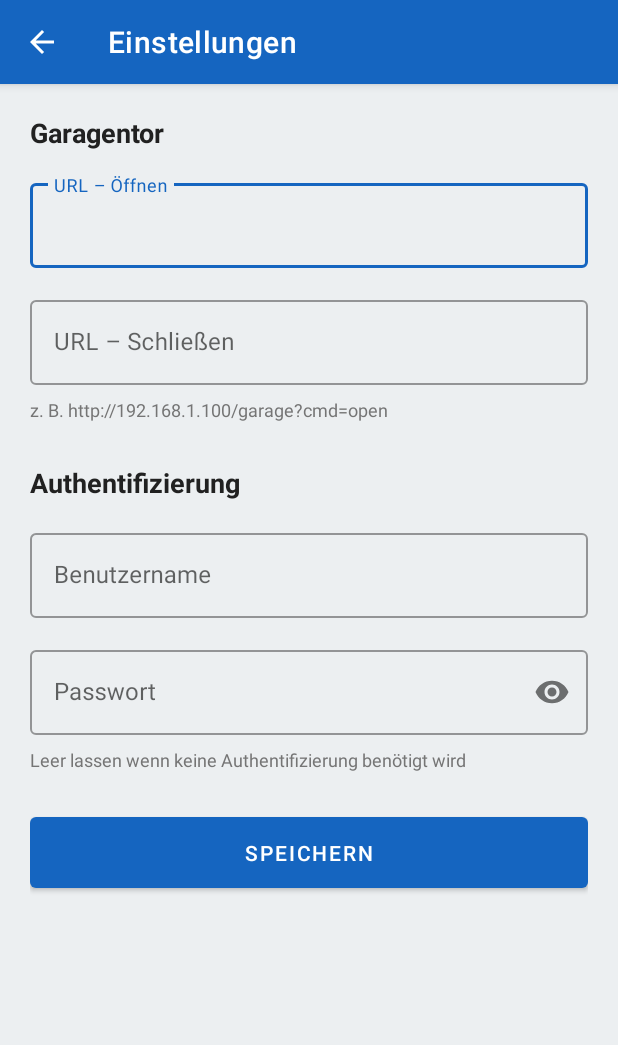
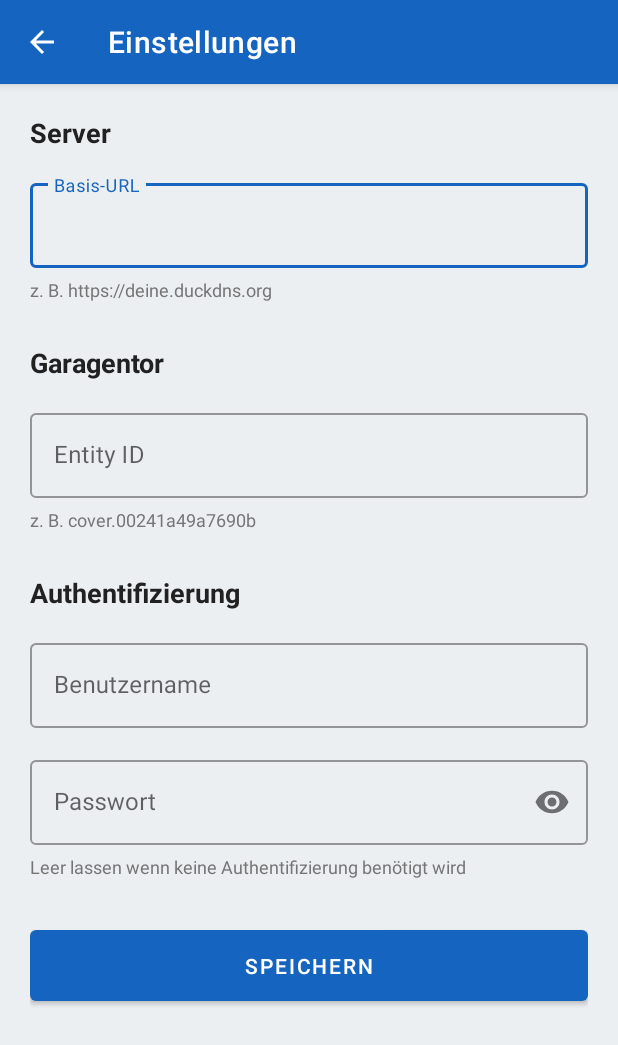
Before and after one commit to HeZumbu23/PeacePiece, an Android app: the screen it shows after launch (SettingsActivity), after a tap on "Einstellungen", on a phone screen of 412 x 824 dp. Shown: the top 1045 px of the screen. Run offline under Robolectric (Android 15) with nearby library versions, the phone set to English and light mode, and no system bars.

Commit message:
feat: Home Assistant cover API via POST with configurable base URL
Settings now have:
- Basis-URL (e.g. https://deine.duckdns.org)
- Entity ID (e.g. cover.00241a49a7690b)
- Username / Password (Basic Auth)

Requests:
  POST {base_url}/api/services/cover/open_cover
  POST {base_url}/api/services/cover/close_cover
  Body: {"entity_id":"<entity_id>"}
  Headers: Content-Type: application/json, Authorization: Basic ...

https://claude.ai/code/session_01HBbCGXmUhQPggf1X13Xn4w

```diff
--- a/app/src/main/java/io/github/hezumbu23/peacepiece/SettingsActivity.kt
+++ b/app/src/main/java/io/github/hezumbu23/peacepiece/SettingsActivity.kt
@@ -14,23 +14,23 @@ class SettingsActivity : AppCompatActivity() {
         setSupportActionBar(findViewById(R.id.toolbar))
         supportActionBar?.setDisplayHomeAsUpEnabled(true)
 
-        val prefs = getSharedPreferences("peacepiece_prefs", MODE_PRIVATE)
-        val openUrlEdit  = findViewById<TextInputEditText>(R.id.openUrlEdit)
-        val closeUrlEdit = findViewById<TextInputEditText>(R.id.closeUrlEdit)
+        val prefs        = getSharedPreferences("peacepiece_prefs", MODE_PRIVATE)
+        val baseUrlEdit  = findViewById<TextInputEditText>(R.id.baseUrlEdit)
+        val entityIdEdit = findViewById<TextInputEditText>(R.id.entityIdEdit)
         val usernameEdit = findViewById<TextInputEditText>(R.id.usernameEdit)
         val passwordEdit = findViewById<TextInputEditText>(R.id.passwordEdit)
 
-        openUrlEdit.setText(prefs.getString("open_url",  ""))
-        closeUrlEdit.setText(prefs.getString("close_url", ""))
+        baseUrlEdit.setText(prefs.getString("base_url",   ""))
+        entityIdEdit.setText(prefs.getString("entity_id", ""))
         usernameEdit.setText(prefs.getString("username",  ""))
         passwordEdit.setText(prefs.getString("password",  ""))
 
         findViewById<Button>(R.id.saveButton).setOnClickListener {
             prefs.edit()
-                .putString("open_url",  openUrlEdit.text.toString().trim())
-                .putString("close_url", closeUrlEdit.text.toString().trim())
-                .putString("username",  usernameEdit.text.toString())
-                .putString("password",  passwordEdit.text.toString())
+                .putString("base_url",   baseUrlEdit.text.toString().trim())
+                .putString("entity_id",  entityIdEdit.text.toString().trim())
+                .putString("username",   usernameEdit.text.toString())
+                .putString("password",   passwordEdit.text.toString())
                 .apply()
             Toast.makeText(this, R.string.settings_saved, Toast.LENGTH_SHORT).show()
             finish()
--- a/app/src/main/res/layout/activity_settings.xml
+++ b/app/src/main/res/layout/activity_settings.xml
@@ -26,10 +26,11 @@
             android:orientation="vertical"
             android:padding="20dp">
 
+            <!-- Server -->
             <TextView
                 android:layout_width="wrap_content"
                 android:layout_height="wrap_content"
-                android:text="@string/garage_label"
+                android:text="@string/server_section"
                 android:textSize="18sp"
                 android:textStyle="bold"
                 android:textColor="@color/text_primary"
@@ -38,27 +39,11 @@
             <com.google.android.material.textfield.TextInputLayout
                 android:layout_width="match_parent"
                 android:layout_height="wrap_content"
-                android:hint="@string/open_url_label"
+                android:hint="@string/base_url_label"
                 style="@style/Widget.MaterialComponents.TextInputLayout.OutlinedBox">
 
                 <com.google.android.material.textfield.TextInputEditText
-                    android:id="@+id/openUrlEdit"
-                    android:layout_width="match_parent"
-                    android:layout_height="wrap_content"
-                    android:inputType="textUri"
-                    android:singleLine="true" />
-
-            </com.google.android.material.textfield.TextInputLayout>
-
-            <com.google.android.material.textfield.TextInputLayout
-                android:layout_width="match_parent"
-                android:layout_height="wrap_content"
-                android:hint="@string/close_url_label"
-                style="@style/Widget.MaterialComponents.TextInputLayout.OutlinedBox"
-                android:layout_marginTop="16dp">
-
-                <com.google.android.material.textfield.TextInputEditText
-                    android:id="@+id/closeUrlEdit"
+                    android:id="@+id/baseUrlEdit"
                     android:layout_width="match_parent"
                     android:layout_height="wrap_content"
                     android:inputType="textUri"
@@ -69,11 +54,46 @@
             <TextView
                 android:layout_width="match_parent"
                 android:layout_height="wrap_content"
-                android:text="@string/url_hint"
+                android:text="@string/base_url_hint"
                 android:textSize="12sp"
                 android:textColor="@color/text_secondary"
-                android:layout_marginTop="8dp" />
+                android:layout_marginTop="6dp" />
 
+            <!-- Garagentor -->
+            <TextView
+                android:layout_width="wrap_content"
+                android:layout_height="wrap_content"
+                android:text="@string/garage_label"
+                android:textSize="18sp"
+                android:textStyle="bold"
+                android:textColor="@color/text_primary"
+                android:layout_marginTop="28dp"
+                android:layout_marginBottom="16dp" />
+
+            <com.google.android.material.textfield.TextInputLayout
+                android:layout_width="match_parent"
+                android:layout_height="wrap_content"
+                android:hint="@string/entity_id_label"
+                style="@style/Widget.MaterialComponents.TextInputLayout.OutlinedBox">
+
+                <com.google.android.material.textfield.TextInputEditText
+                    android:id="@+id/entityIdEdit"
+                    android:layout_width="match_parent"
+                    android:layout_height="wrap_content"
+                    android:inputType="textNoSuggestions"
+                    android:singleLine="true" />
+
+            </com.google.android.material.textfield.TextInputLayout>
+
+            <TextView
+                android:layout_width="match_parent"
+                android:layout_height="wrap_content"
+                android:text="@string/entity_id_hint"
+                android:textSize="12sp"
+                android:textColor="@color/text_secondary"
+                android:layout_marginTop="6dp" />
+
+            <!-- Authentifizierung -->
             <TextView
                 android:layout_width="wrap_content"
                 android:layout_height="wrap_content"
@@ -122,14 +142,14 @@
                 android:text="@string/auth_hint"
                 android:textSize="12sp"
                 android:textColor="@color/text_secondary"
-                android:layout_marginTop="8dp" />
+                android:layout_marginTop="6dp" />
 
             <com.google.android.material.button.MaterialButton
                 android:id="@+id/saveButton"
                 android:layout_width="match_parent"
                 android:layout_height="wrap_content"
                 android:text="@string/save_button"
-                android:layout_marginTop="24dp"
+                android:layout_marginTop="28dp"
                 android:padding="14dp" />
 
         </LinearLayout>
--- a/app/src/main/res/values/strings.xml
+++ b/app/src/main/res/values/strings.xml
@@ -10,25 +10,29 @@
     <string name="close_button">SCHLIESSEN</string>
     <string name="save_button">SPEICHERN</string>
 
-    <!-- Settings -->
-    <string name="open_url_label">URL – Öffnen</string>
-    <string name="close_url_label">URL – Schließen</string>
-    <string name="url_hint">z. B. http://192.168.1.100/garage?cmd=open</string>
+    <!-- Settings: Server -->
+    <string name="server_section">Server</string>
+    <string name="base_url_label">Basis-URL</string>
+    <string name="base_url_hint">z. B. https://deine.duckdns.org</string>
+
+    <!-- Settings: Garagentor -->
+    <string name="entity_id_label">Entity ID</string>
+    <string name="entity_id_hint">z. B. cover.00241a49a7690b</string>
+
+    <!-- Settings: Auth -->
+    <string name="auth_section">Authentifizierung</string>
+    <string name="username_label">Benutzername</string>
+    <string name="password_label">Passwort</string>
+    <string name="auth_hint">Leer lassen wenn keine Authentifizierung benötigt wird</string>
+
+    <!-- Feedback -->
     <string name="settings_saved">Einstellungen gespeichert</string>
-
-    <!-- Status -->
     <string name="status_sending">Sende Befehl…</string>
     <string name="status_success">Garagentor wird %1$s ✓</string>
     <string name="status_error">Fehler: %1$s</string>
-    <string name="status_not_configured">Bitte zuerst die URL in den Einstellungen konfigurieren ⚙</string>
+    <string name="status_not_configured">Bitte Basis-URL und Entity ID in den Einstellungen konfigurieren ⚙</string>
 
     <!-- Action labels -->
     <string name="action_opening">geöffnet</string>
     <string name="action_closing">geschlossen</string>
-
-    <!-- Authentication -->
-    <string name="auth_section">Authentifizierung</string>
-    <string name="username_label">Benutzername</string>
-    <string name="password_label">Passwort</string>
-    <string name="auth_hint">Leer lassen wenn keine Authentifizierung benötigt wird</string>
 </resources>
```
Also changed, not shown: app/src/main/java/io/github/hezumbu23/peacepiece/MainActivity.kt (+22 -14 lines).
